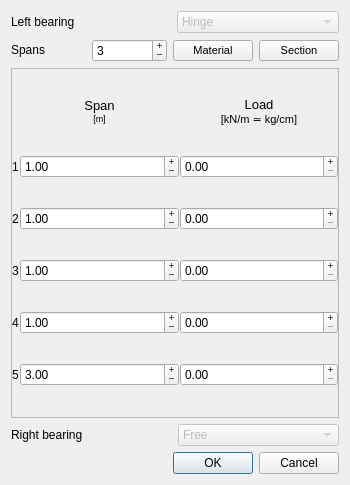
The window that trussdialog.ui (tybor/monodes) describes before a commit, drawn with Qt 5.
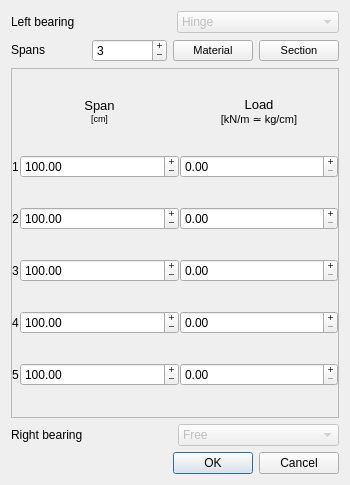
The same window after the commit.

```diff
--- a/trussdialog.ui
+++ b/trussdialog.ui
@@ -138,8 +138,8 @@
        <rect>
         <x>0</x>
         <y>0</y>
-        <width>328</width>
-        <height>328</height>
+        <width>330</width>
+        <height>327</height>
        </rect>
       </property>
       <layout class="QGridLayout" name="gridLayout" columnstretch="0,1,1">
@@ -163,7 +163,7 @@
 p, li { white-space: pre-wrap; }
 &lt;/style&gt;&lt;/head&gt;&lt;body style=&quot; font-family:'Droid Sans'; font-size:10pt; font-weight:400; font-style:normal;&quot;&gt;
 &lt;p align=&quot;center&quot; style=&quot; margin-top:0px; margin-bottom:0px; margin-left:0px; margin-right:0px; -qt-block-indent:0; text-indent:0px;&quot;&gt;Span&lt;/p&gt;
-&lt;p align=&quot;center&quot; style=&quot; margin-top:0px; margin-bottom:0px; margin-left:0px; margin-right:0px; -qt-block-indent:0; text-indent:0px;&quot;&gt;&lt;span style=&quot; font-size:7pt;&quot;&gt;[m]&lt;/span&gt;&lt;/p&gt;&lt;/body&gt;&lt;/html&gt;</string>
+&lt;p align=&quot;center&quot; style=&quot; margin-top:0px; margin-bottom:0px; margin-left:0px; margin-right:0px; -qt-block-indent:0; text-indent:0px;&quot;&gt;&lt;span style=&quot; font-size:7pt;&quot;&gt;[cm]&lt;/span&gt;&lt;/p&gt;&lt;/body&gt;&lt;/html&gt;</string>
          </property>
         </widget>
        </item>
@@ -207,10 +207,10 @@
           <double>0.300000000000000</double>
          </property>
          <property name="maximum">
-          <double>1000.000000000000000</double>
+          <double>10000.000000000000000</double>
          </property>
          <property name="value">
-          <double>1.000000000000000</double>
+          <double>100.000000000000000</double>
          </property>
         </widget>
        </item>
@@ -240,10 +240,10 @@
           <double>0.300000000000000</double>
          </property>
          <property name="maximum">
-          <double>1000.000000000000000</double>
+          <double>10000.000000000000000</double>
          </property>
          <property name="value">
-          <double>1.000000000000000</double>
+          <double>100.000000000000000</double>
          </property>
         </widget>
        </item>
@@ -273,10 +273,10 @@
           <double>0.300000000000000</double>
          </property>
          <property name="maximum">
-          <double>1000.000000000000000</double>
+          <double>10000.000000000000000</double>
          </property>
          <property name="value">
-          <double>1.000000000000000</double>
+          <double>100.000000000000000</double>
          </property>
         </widget>
        </item>
@@ -306,10 +306,10 @@
           <double>0.300000000000000</double>
          </property>
          <property name="maximum">
-          <double>1000.000000000000000</double>
+          <double>10000.000000000000000</double>
          </property>
          <property name="value">
-          <double>1.000000000000000</double>
+          <double>100.000000000000000</double>
          </property>
         </widget>
        </item>
@@ -339,10 +339,10 @@
           <double>0.300000000000000</double>
          </property>
          <property name="maximum">
-          <double>1000.000000000000000</double>
+          <double>10000.000000000000000</double>
          </property>
          <property name="value">
-          <double>3.000000000000000</double>
+          <double>100.000000000000000</double>
          </property>
         </widget>
        </item>
```
Left out of the diff: 30 changed lines with no effect on the pictures.
